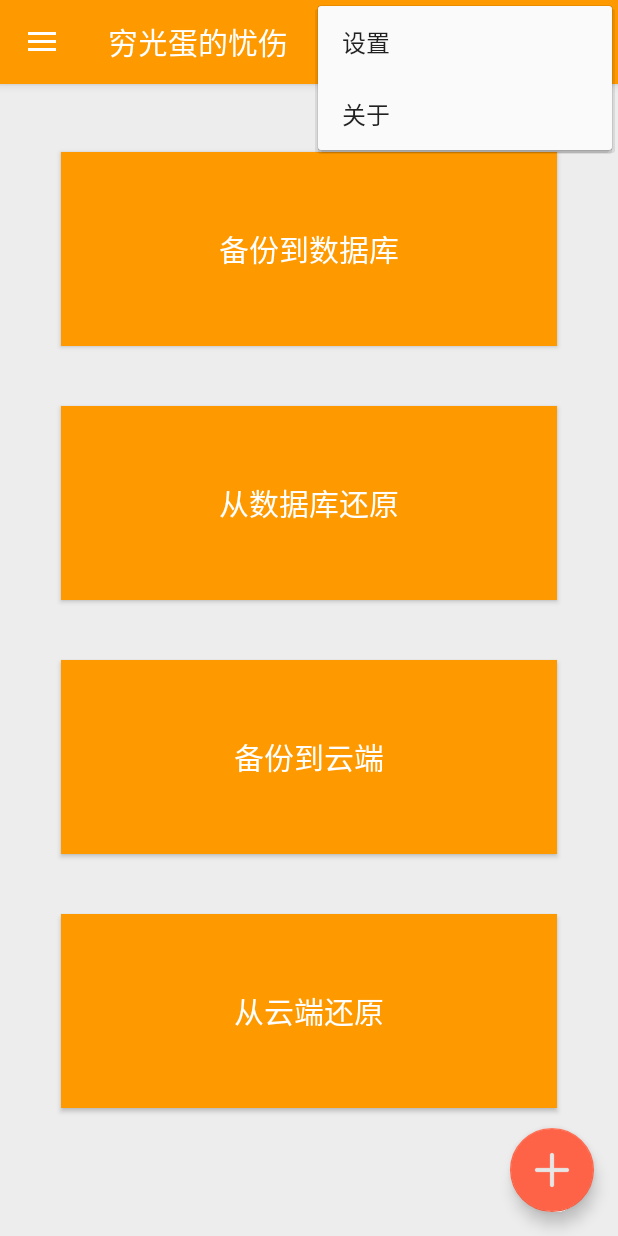
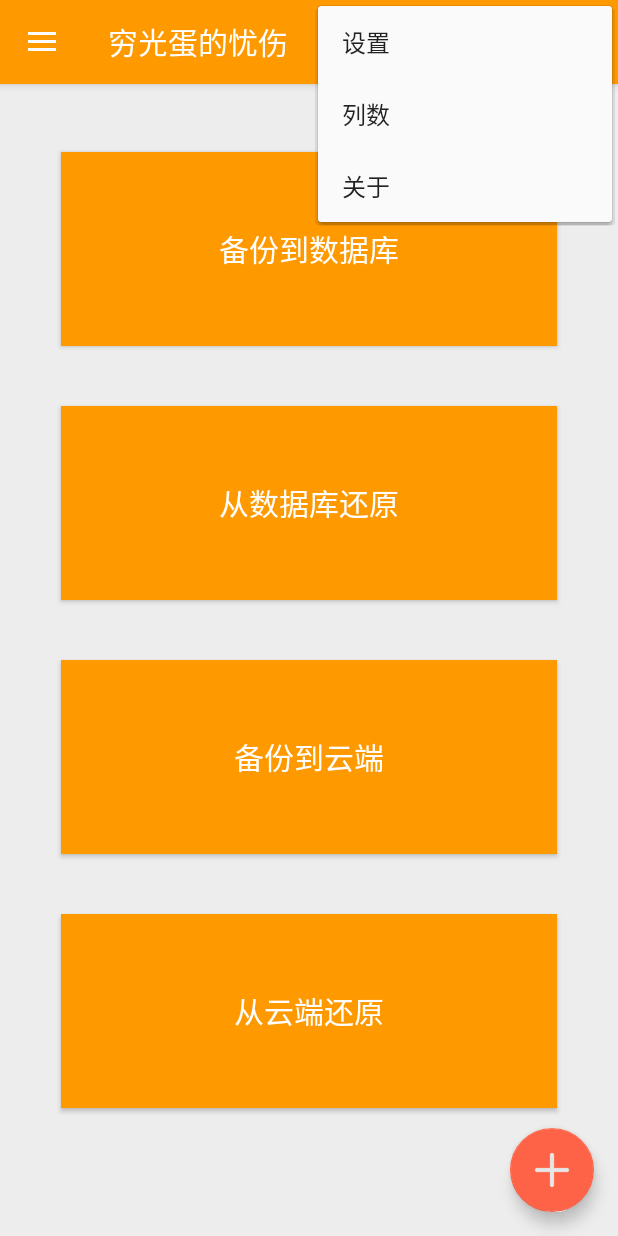
Before and after one commit to iwxyi/Poorrow, an Android app: the fragment ExportFragment placed in its activity, with the options menu open, on a phone screen of 412 x 824 dp. Run offline under Robolectric (Android 15) with nearby library versions, the phone set to English and light mode, and no system bars; libraries missing offline, so code that uses them is left out: cn.pedant; network calls fail; 1 statement that could not run was skipped.

Commit message:
新增账单列表长按拖拽排序，右滑删除；修复上传下载云同步出错的问题

```diff
--- a/app/src/main/java/com/iwxyi/MainActivity.java
+++ b/app/src/main/java/com/iwxyi/MainActivity.java
@@ -46,7 +46,7 @@ public class MainActivity extends AppCompatActivity
     private final int RESULT_CODE_MODIFY_OK = 102;
     private final int RESULT_CODE_LOGIN_OK  = 103;
     private final int RESULT_CODE_PERSON_OK = 104;
-    private int columns = 1; // 实现列表多列形式
+    private int columns = 2; // 实现列表多列形式
 
     private static int currentFragmentIndex = 0;
 
@@ -202,8 +202,8 @@ public class MainActivity extends AppCompatActivity
         });
 
         // 初始化碎片
-        columns = SettingsUtil.getInt(getApplicationContext(), "columns");
-        if (columns < 1) columns = 1; // 读取保存的列数
+        int _columns = SettingsUtil.getInt(getApplicationContext(), "columns");
+        if (_columns > 0) columns = _columns; // 读取保存的列数
         /*FragmentManager fm = getSupportFragmentManager();
         FragmentTransaction ft = fm.beginTransaction();
         ft.add(R.id.frameLayout, BlankDataFragment.newInstance());
@@ -215,7 +215,10 @@ public class MainActivity extends AppCompatActivity
         ft.hide(ExportFragment.newInstance("",""));
         ft.commit();*/
 
-        switchFragment(BillsFragment.newInstance(1));
+        if (DummyContent.ITEMS.size() == 0)
+            switchFragment(BlankDataFragment.newInstance());
+        else
+            switchFragment(BillsFragment.newInstance(columns));
     }
 
     /**
@@ -256,6 +259,14 @@ public class MainActivity extends AppCompatActivity
                     .setCustomImage(R.drawable.ic_dan)
                     .show();
             return true;
+        } else if (id == R.id.action_columns) {
+            if (columns == 2) {
+                columns = 1;
+            } else {
+                columns = 2;
+            }
+            SettingsUtil.setVal(getApplicationContext(), "columns", columns);
+            switchFragment(BillsFragment.newInstance(columns));
         }
 
         return super.onOptionsItemSelected(item);
--- a/app/src/main/res/menu/main.xml
+++ b/app/src/main/res/menu/main.xml
@@ -9,6 +9,12 @@
         app:showAsAction="never" />
 
     <item
+        android:id="@+id/action_columns"
+        android:orderInCategory="100"
+        android:title="@string/action_columns"
+        app:showAsAction="never" />
+
+    <item
         android:id="@+id/action_about"
         android:orderInCategory="100"
         android:title="@string/action_about"
--- a/app/src/main/res/values/strings.xml
+++ b/app/src/main/res/values/strings.xml
@@ -120,4 +120,5 @@
     <string name="pref_ringtone_silent">静音</string>
 
     <string name="pref_title_vibrate">震动</string>
+    <string name="action_columns">列数</string>
 </resources>
```
Also changed, not shown: app/src/main/java/com/iwxyi/BillsFragment/BillsFragment.java (+7 -0 lines), app/src/main/java/com/iwxyi/BillsFragment/DummyContent.java (+35 -0 lines), app/src/main/java/com/iwxyi/BillsFragment/MyBillRecyclerViewAdapter.java (+16 -1 lines), app/src/main/java/com/iwxyi/BillsFragment/RecycleItemTouchHelper.java (added, +84 -0 lines), app/src/main/java/com/iwxyi/ExportFragment.java (+18 -11 lines).
